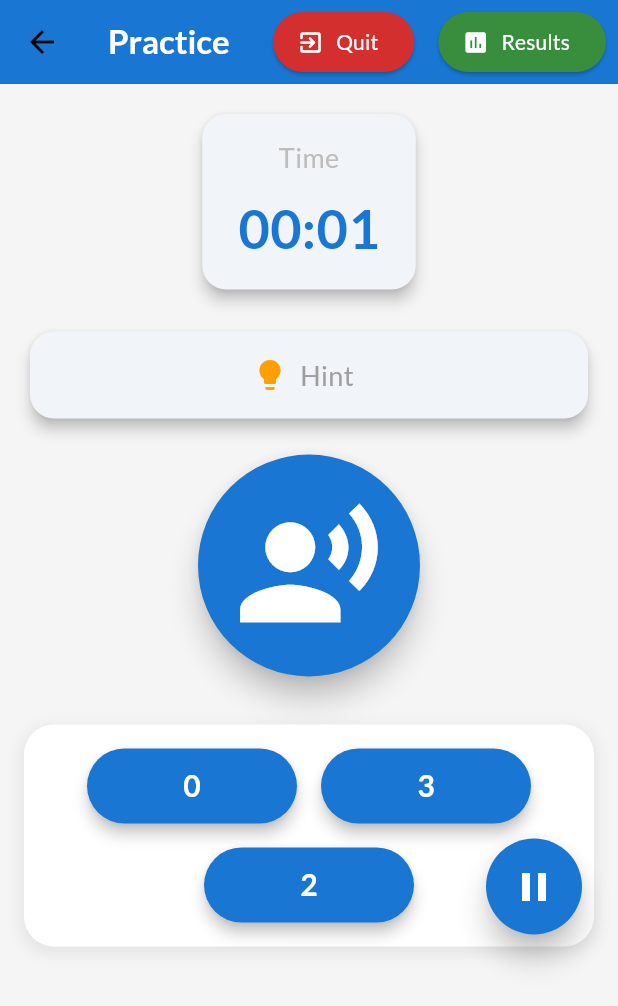
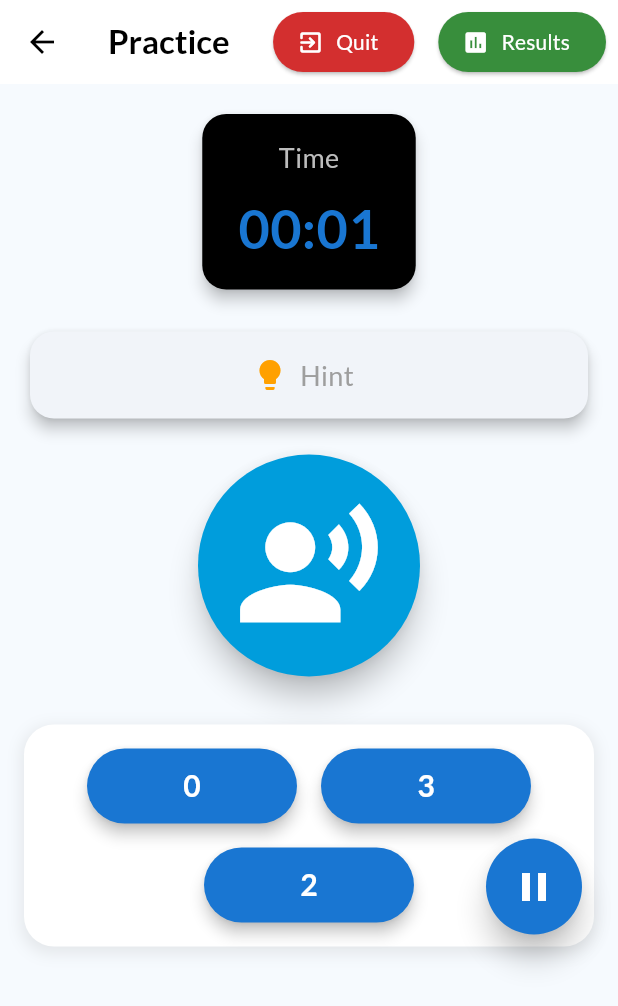
Before and after one commit to nzcv/QuickMath_Kids, a Flutter app: the PracticeScreen screen opened directly with empty values, on a phone screen of 412 x 824 dp. Shown: the top 1006 px of the screen. Run offline on Flutter 3.47's test engine with Material 3 defaults, Android fonts, the phone set to English and light mode, and no system bars; our stand-ins replace confetti, flutter_riverpod, flutter_tts, google_fonts, pdf, share_plus.

Commit message:
2 changes
added how to use screen
removed confetti for wrong answers

```diff
--- a/lib/main.dart
+++ b/lib/main.dart
@@ -6,7 +6,6 @@ import 'package:QuickMath_Kids/screens/result_screen/result_screen.dart';
 import 'package:QuickMath_Kids/question_logic/tts_translator.dart';
 import 'package:QuickMath_Kids/question_logic/question_generator.dart';
 import 'package:flutter_riverpod/flutter_riverpod.dart'; // Import Riverpod
-import 'package:QuickMath_Kids/screens/home_screen/home_page.dart';
 
 void main() {
   runApp(const ProviderScope(child: MyApp()));
--- a/lib/screens/practice_screen/helpers/confetti_helper.dart
+++ b/lib/screens/practice_screen/helpers/confetti_helper.dart
@@ -28,18 +28,4 @@ class ConfettiManager {
       colors: const [Colors.green, Colors.blue, Colors.orange],
     );
   }
-
-  Widget buildWrongConfetti() {
-    return ConfettiWidget(
-      confettiController: wrongConfettiController,
-      blastDirectionality: BlastDirectionality.explosive,
-      blastDirection: -3.14159 / 2,
-      numberOfParticles: 100,
-      gravity: 1,
-      shouldLoop: false,
-      emissionFrequency: 0.1,
-      particleDrag: 0.01,
-      colors: [Colors.red, Colors.redAccent[100]!, Colors.red[500]!],
-    );
-  }
 }
--- a/lib/screens/practice_screen/practice_screen.dart
+++ b/lib/screens/practice_screen/practice_screen.dart
@@ -217,15 +217,17 @@ class _PracticeScreenState extends State<PracticeScreen>
 
   @override
   Widget build(BuildContext context) {
+    final theme = Theme.of(context); // Get the current theme
+
     return Scaffold(
-      backgroundColor: Colors.grey[100], // Matching ResultScreen background
+      backgroundColor: theme.colorScheme.background, // Use background color based on theme
       appBar: AppBar(
         elevation: 0,
-        backgroundColor: Colors.blue[700],
+        backgroundColor: theme.appBarTheme.backgroundColor, // Use appBar background color based on theme
         title: Text(
           'Practice',
           style: TextStyle(
-            color: Colors.white,
+            color: theme.appBarTheme.titleTextStyle?.color, // Use title color based on theme
             fontWeight: FontWeight.bold,
           ),
         ),
@@ -249,8 +251,7 @@ class _PracticeScreenState extends State<PracticeScreen>
             child: ElevatedButton.icon(
               onPressed: endQuiz,
               icon: const Icon(Icons.assessment, color: Colors.white),
-              label:
-                  const Text('Results', style: TextStyle(color: Colors.white)),
+              label: const Text('Results', style: TextStyle(color: Colors.white)),
               style: ElevatedButton.styleFrom(
                 backgroundColor: Colors.green[700],
                 shape: RoundedRectangleBorder(
@@ -266,7 +267,6 @@ class _PracticeScreenState extends State<PracticeScreen>
         child: Stack(
           children: [
             confettiManager.buildCorrectConfetti(),
-            confettiManager.buildWrongConfetti(),
             FadeTransition(
               opacity: _fadeAnimation,
               child: SlideTransition(
@@ -277,21 +277,20 @@ class _PracticeScreenState extends State<PracticeScreen>
                     mainAxisSize: MainAxisSize.min,
                     children: [
                       // Timer Card
-                      buildTimerCard(
-                          _quizTimer.formatTime(_quizTimer.secondsPassed)),
+                      buildTimerCard(_quizTimer.formatTime(_quizTimer.secondsPassed),context),
                       const SizedBox(height: 20),
                       // Hint Card
                       buildHintCard(currentHintMessage, _isHintExpanded, () {
                         setState(() {
                           _isHintExpanded = !_isHintExpanded;
                         });
-                      }),
+                      }, context),
                       const SizedBox(height: 20),
                       // Voice Button
                       ElevatedButton(
                         onPressed: _triggerTTSSpeech,
                         style: ElevatedButton.styleFrom(
-                          backgroundColor: Colors.blue[700],
+                          backgroundColor: theme.colorScheme.primary,
                           shape: const CircleBorder(),
                           padding: const EdgeInsets.all(24),
                           elevation: 8,
@@ -306,7 +305,7 @@ class _PracticeScreenState extends State<PracticeScreen>
                       // Answer Options
                       Container(
                         decoration: BoxDecoration(
-                          color: Colors.white,
+                          color: theme.colorScheme.surface, // Use surface color based on theme
                           borderRadius: BorderRadius.circular(20),
                           boxShadow: [
                             BoxShadow(
@@ -324,16 +323,13 @@ class _PracticeScreenState extends State<PracticeScreen>
                             Row(
                               mainAxisAlignment: MainAxisAlignment.center,
                               children: [
-                                buildAnswerButton(answerOptions[0],
-                                    () => checkAnswer(answerOptions[0])),
+                                buildAnswerButton(answerOptions[0], () => checkAnswer(answerOptions[0])),
                                 const SizedBox(width: 16),
-                                buildAnswerButton(answerOptions[1],
-                                    () => checkAnswer(answerOptions[1])),
+                                buildAnswerButton(answerOptions[1], () => checkAnswer(answerOptions[1])),
                               ],
                             ),
                             const SizedBox(height: 16),
-                            buildAnswerButton(answerOptions[2],
-                                () => checkAnswer(answerOptions[2])),
+                            buildAnswerButton(answerOptions[2], () => checkAnswer(answerOptions[2])),
                           ],
                         ),
                       ),
@@ -342,12 +338,11 @@ class _PracticeScreenState extends State<PracticeScreen>
                 ),
               ),
             ),
-
             Positioned(
-              child: buildPauseButton(_showPauseDialog),
+              child: buildPauseButton(_showPauseDialog, context),
               bottom: 24,
               right: 24,
-            )
+            ),
           ],
         ),
       ),
--- a/lib/screens/practice_screen/ui/hint_card.dart
+++ b/lib/screens/practice_screen/ui/hint_card.dart
@@ -1,6 +1,8 @@
-import'package:flutter/material.dart';
+import 'package:flutter/material.dart';
 
-Widget buildHintCard(String currentHintMessage, bool isExpanded, VoidCallback onTap) {
+Widget buildHintCard(String currentHintMessage, bool isExpanded, VoidCallback onTap, BuildContext context) {
+  final theme = Theme.of(context); // Get the current theme
+
   return Card(
     elevation: 4,
     shape: RoundedRectangleBorder(
@@ -15,13 +17,20 @@ Widget buildHintCard(String currentHintMessage, bool isExpanded, VoidCallback on
             Row(
               mainAxisAlignment: MainAxisAlignment.center,
               children: [
-                Icon(Icons.lightbulb, color: Colors.amber[700]),
+                Icon(
+                  Icons.lightbulb,
+                  color: theme.brightness == Brightness.dark
+                      ? Colors.amber[400] // Dark mode: lighter amber
+                      : Colors.amber[700], // Light mode: darker amber
+                ),
                 const SizedBox(width: 8),
                 Text(
                   'Hint',
                   style: TextStyle(
                     fontSize: 18,
-                    color: Colors.grey[500],
+                    color: theme.brightness == Brightness.dark
+                        ? Colors.grey[300] // Dark mode: lighter text
+                        : Colors.grey[500], // Light mode: standard grey
                     fontWeight: FontWeight.w500,
                   ),
                 ),
@@ -37,7 +46,9 @@ Widget buildHintCard(String currentHintMessage, bool isExpanded, VoidCallback on
                   currentHintMessage,
                   style: TextStyle(
                     fontSize: 16,
-                    color: Colors.grey[300],
+                    color: theme.brightness == Brightness.dark
+                        ? Colors.grey[400] // Dark mode: lighter hint message
+                        : Colors.grey[300], // Light mode: standard grey
                   ),
                   textAlign: TextAlign.center,
                 ),
--- a/lib/screens/practice_screen/ui/pause_button.dart
+++ b/lib/screens/practice_screen/ui/pause_button.dart
@@ -1,18 +1,24 @@
-import'package:flutter/material.dart';
+import 'package:flutter/material.dart';
 
-Widget buildPauseButton(VoidCallback onPressed) {
+Widget buildPauseButton(VoidCallback onPressed, BuildContext context) {
+  final theme = Theme.of(context); // Get the current theme
+
   return ElevatedButton(
     onPressed: onPressed,
     style: ElevatedButton.styleFrom(
-      backgroundColor: Colors.blue[700],
+      backgroundColor: theme.brightness == Brightness.dark
+          ? Colors.blue[300] // Lighter blue for dark mode
+          : Colors.blue[700], // Darker blue for light mode
       shape: const CircleBorder(),
       padding: const EdgeInsets.all(16),
       elevation: 8,
     ),
-    child: const Icon(
+    child: Icon(
       Icons.pause,
       size: 32,
-      color: Colors.white,
+      color: theme.brightness == Brightness.dark
+          ? Colors.black // Dark mode: icon color darker
+          : Colors.white, // Light mode: icon color white
     ),
   );
 }
--- a/lib/screens/practice_screen/ui/timer_card.dart
+++ b/lib/screens/practice_screen/ui/timer_card.dart
@@ -1,11 +1,16 @@
 import 'package:flutter/material.dart';
 
-Widget buildTimerCard(String time) {
+Widget buildTimerCard(String time, BuildContext context) {
+  final theme = Theme.of(context); // Get current theme
+
   return Card(
     elevation: 4,
     shape: RoundedRectangleBorder(
       borderRadius: BorderRadius.circular(16),
     ),
+    color:  theme.brightness == Brightness.dark
+                  ? Colors.grey[400] // Light text for dark mode
+                  : Colors.black, // Grey text for light mode, // Use the card color from the current theme
     child: Padding(
       padding: const EdgeInsets.symmetric(
         vertical: 16,
@@ -17,7 +22,9 @@ Widget buildTimerCard(String time) {
             'Time',
             style: TextStyle(
               fontSize: 18,
-              color: Colors.grey[400],
+              color: theme.brightness == Brightness.dark
+                  ? Colors.black // Light text for dark mode
+                  : Colors.grey[400], // Grey text for light mode
               fontWeight: FontWeight.w500,
             ),
           ),
@@ -26,7 +33,9 @@ Widget buildTimerCard(String time) {
             time,
             style: TextStyle(
               fontSize: 36,
-              color: Colors.blue[700],
+              color: theme.brightness == Brightness.dark
+                  ? Colors.blue[300] // Lighter blue for dark mode
+                  : Colors.blue[700], // Darker blue for light mode
               fontWeight: FontWeight.bold,
             ),
           ),
```
Also changed, not shown: lib/screens/home_screen/home_page.dart (+12 -0 lines), lib/screens/how_to_use_screen.dart (added, +112 -0 lines), 1 other file.
